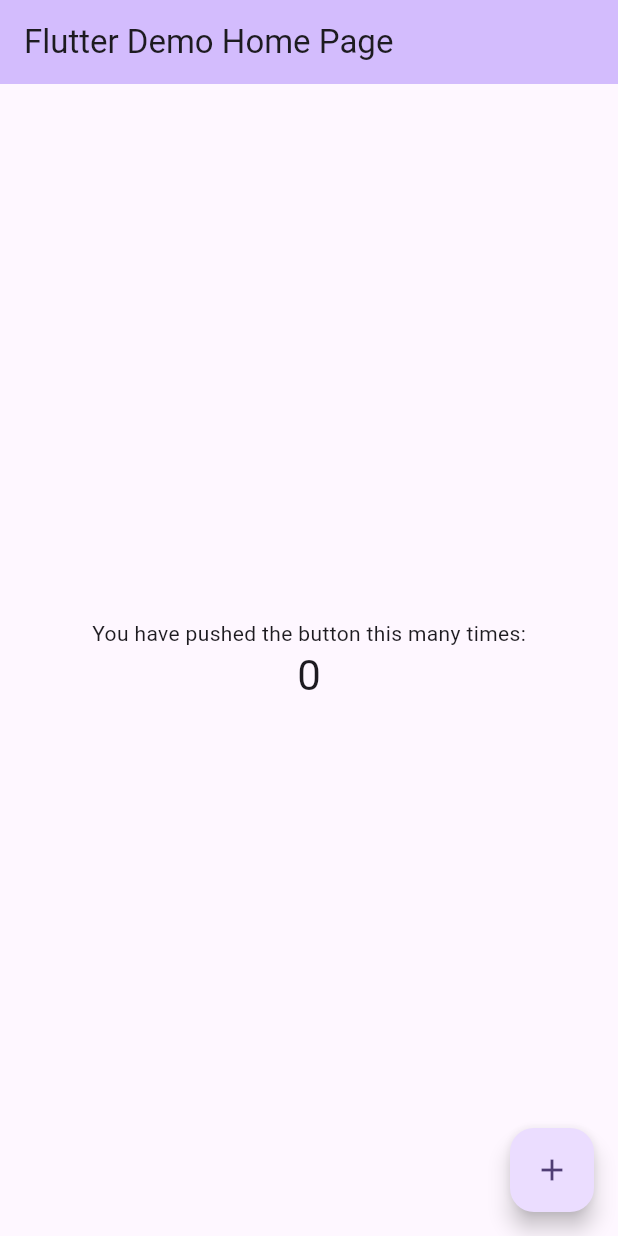
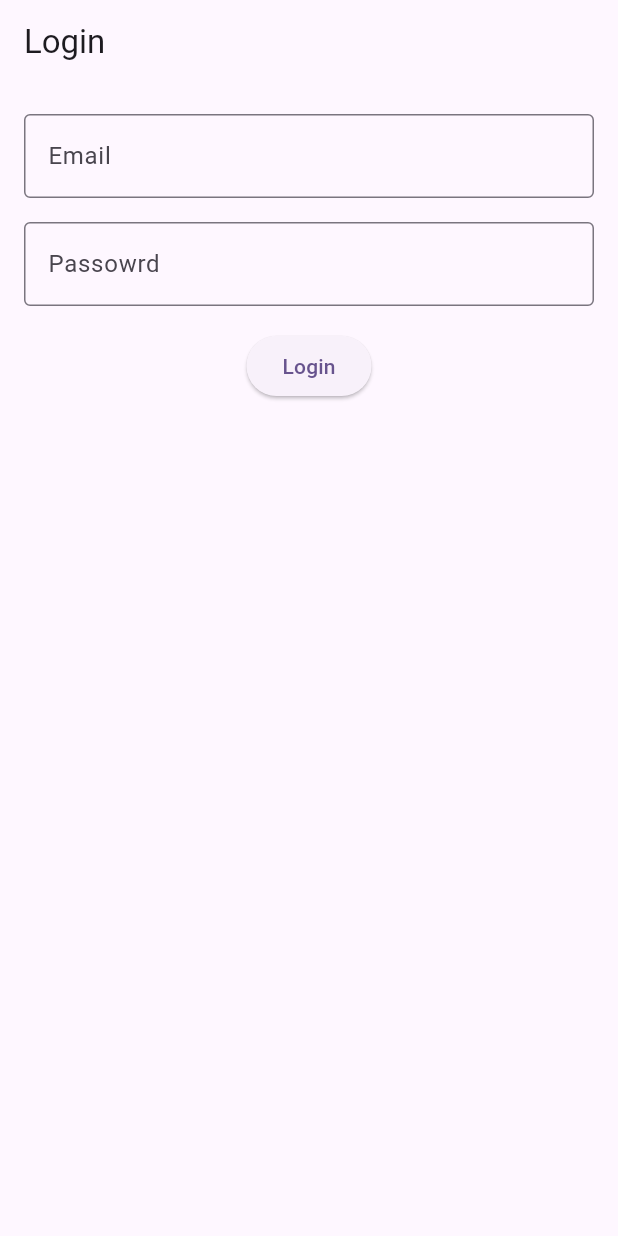
Before and after one commit to AmirulAiman/flutter_weekly, a Flutter app: the screen it shows after launch, on a phone screen of 412 x 824 dp. Run offline on Flutter 3.47's test engine with Material 3 defaults, Android fonts, the phone set to English and light mode, and no system bars; our stand-ins replace cloud_firestore, firebase_auth, firebase_core, get; accounts and stored records are empty.

Commit message:
feat: add auth

```diff
--- /dev/null
+++ b/lib/app/routes/app_pages.dart
@@ -0,0 +1,13 @@
+import 'package:get/get.dart';
+import 'package:weekly/app/routes/app_routes.dart';
+import 'package:weekly/features/auth/bindings/auth_bindings.dart';
+import 'package:weekly/features/auth/views/login_view.dart';
+import 'package:weekly/features/auth/views/register_view.dart';
+
+class AppPages {
+  static final routes = [
+    GetPage(name: AppRoutes.login, page: () => const LoginView(), binding: AuthBindings()),
+    GetPage(name: AppRoutes.register, page: () => const RegisterView(), binding: AuthBindings()),
+    //  TODO: Add Homepage here
+  ];
+}
--- /dev/null
+++ b/lib/app/routes/app_routes.dart
@@ -0,0 +1,5 @@
+abstract class AppRoutes {
+  static const login = '/login';
+  static const register = '/register';
+  static const home = '/home';
+}
--- /dev/null
+++ b/lib/features/auth/controllers/auth_controller.dart
@@ -0,0 +1,58 @@
+import 'package:firebase_auth/firebase_auth.dart';
+import 'package:flutter/material.dart';
+import 'package:get/get.dart';
+import 'package:weekly/app/routes/app_routes.dart';
+import 'package:weekly/features/auth/repositories/auth_repository.dart';
+
+class AuthController extends GetxController {
+  final AuthRepository repository;
+  AuthController(this.repository);
+
+  final emailCtrl = TextEditingController();
+  final passwordCtrl = TextEditingController();
+
+  final isLoading = false.obs;
+  final obscurePassword = true.obs;
+
+  @override
+  void onInit() {
+    repository.authStateChanges().listen((user) {
+      if (user != null) {
+        Get.offAllNamed(AppRoutes.home);
+      } else {
+        Get.offAllNamed(AppRoutes.login);
+      }
+    });
+    super.onInit();
+  }
+
+  Future<void> login() async {
+    try {
+      isLoading(true);
+      final email = emailCtrl.text;
+      final password = passwordCtrl.text;
+      await repository.login(email, password);
+    } on FirebaseAuthException catch (e) {
+      Get.snackbar('Login Failed', e.message ?? 'Unknown Error');
+    } finally {
+      isLoading(false);
+    }
+  }
+
+  Future<void> register() async {
+    try {
+      isLoading(true);
+      final email = emailCtrl.text;
+      final password = passwordCtrl.text;
+      await repository.register(email, password);
+    } on FirebaseAuthException catch (e) {
+      Get.snackbar('Register Failed', e.message ?? 'Unknown Error');
+    } finally {
+      isLoading(false);
+    }
+  }
+
+  Future<void> logout() async {
+    await repository.logout();
+  }
+}
--- /dev/null
+++ b/lib/features/auth/repositories/auth_repository.dart
@@ -0,0 +1,22 @@
+import 'package:firebase_auth/firebase_auth.dart';
+
+class AuthRepository {
+  final FirebaseAuth _auth = FirebaseAuth.instance;
+  User? get currentUser => _auth.currentUser;
+
+  Stream<User?> authStateChanges() {
+    return _auth.authStateChanges();
+  }
+
+  Future<UserCredential> login(String email, String password) {
+    return _auth.signInWithEmailAndPassword(email: email, password: password);
+  }
+
+  Future<UserCredential> register(String email, String password) {
+    return _auth.createUserWithEmailAndPassword(email: email, password: password);
+  }
+
+  Future<void> logout() {
+    return _auth.signOut();
+  }
+}
--- /dev/null
+++ b/lib/features/auth/views/login_view.dart
@@ -0,0 +1,40 @@
+import 'package:flutter/material.dart';
+import 'package:get/get.dart';
+import 'package:weekly/features/auth/controllers/auth_controller.dart';
+import 'package:weekly/features/auth/widgets/auth_text_field.dart';
+
+class LoginView extends GetView<AuthController> {
+  const LoginView({super.key});
+
+  @override
+  Widget build(BuildContext context) {
+    return Scaffold(
+      appBar: AppBar(title: Text('Login')),
+      body: Padding(
+        padding: EdgeInsets.fromLTRB(16, 20, 16, 10),
+        child: Column(
+          children: [
+            AuthTextField(controller: controller.emailCtrl, label: 'Email'),
+            SizedBox(height: 16),
+            Obx(
+              () => AuthTextField(
+                controller: controller.emailCtrl,
+                label: 'Passowrd',
+                isObscure: controller.obscurePassword.value,
+              ),
+            ),
+            SizedBox(height: 16),
+            Obx(
+              () => ElevatedButton(
+                onPressed: controller.isLoading.value ? null : controller.login,
+                child: controller.isLoading.value
+                    ? const CircularProgressIndicator()
+                    : const Text('Login'),
+              ),
+            ),
+          ],
+        ),
+      ),
+    );
+  }
+}
--- /dev/null
+++ b/lib/features/auth/widgets/auth_text_field.dart
@@ -0,0 +1,23 @@
+import 'package:flutter/material.dart';
+
+class AuthTextField extends StatelessWidget {
+  final TextEditingController controller;
+  final bool isObscure;
+  final String label;
+
+  const AuthTextField({
+    super.key,
+    required this.controller,
+    required this.label,
+    this.isObscure = false,
+  });
+
+  @override
+  Widget build(BuildContext context) {
+    return TextField(
+      controller: controller,
+      obscureText: isObscure,
+      decoration: InputDecoration(labelText: label, border: const OutlineInputBorder()),
+    );
+  }
+}
--- a/lib/main.dart
+++ b/lib/main.dart
@@ -1,6 +1,14 @@
+import 'package:firebase_auth/firebase_auth.dart';
+import 'package:firebase_core/firebase_core.dart';
 import 'package:flutter/material.dart';
+import 'package:get/get.dart';
+import 'package:weekly/app/routes/app_pages.dart';
+import 'package:weekly/app/routes/app_routes.dart';
+import 'package:weekly/firebase_options.dart';
 
-void main() {
+void main() async {
+  WidgetsFlutterBinding.ensureInitialized();
+  await Firebase.initializeApp(options: DefaultFirebaseOptions.currentPlatform);
   runApp(const MyApp());
 }
 
@@ -10,26 +18,13 @@ class MyApp extends StatelessWidget {
   // This widget is the root of your application.
   @override
   Widget build(BuildContext context) {
-    return MaterialApp(
-      title: 'Flutter Demo',
-      theme: ThemeData(
-        // This is the theme of your application.
-        //
-        // TRY THIS: Try running your application with "flutter run". You'll see
-        // the application has a purple toolbar. Then, without quitting the app,
-        // try changing the seedColor in the colorScheme below to Colors.green
-        // and then invoke "hot reload" (save your changes or press the "hot
-        // reload" button in a Flutter-supported IDE, or press "r" if you used
-        // the command line to start the app).
-        //
-        // Notice that the counter didn't reset back to zero; the application
-        // state is not lost during the reload. To reset the state, use hot
-        // restart instead.
-        //
-        // This works for code too, not just values: Most code changes can be
-        // tested with just a hot reload.
-        colorScheme: .fromSeed(seedColor: Colors.deepPurple),
-      ),
+    final auth = FirebaseAuth.instance.currentUser;
+    return GetMaterialApp(
+      debugShowCheckedModeBanner: false,
+      title: 'Weekly',
+      getPages: AppPages.routes,
+      initialRoute: auth == null ? AppRoutes.login : null, // TODO: Add home page here
+      theme: ThemeData(colorScheme: .fromSeed(seedColor: Colors.deepPurple)),
       home: const MyHomePage(title: 'Flutter Demo Home Page'),
     );
   }
@@ -105,10 +100,7 @@ class _MyHomePageState extends State<MyHomePage> {
           mainAxisAlignment: .center,
           children: [
             const Text('You have pushed the button this many times:'),
-            Text(
-              '$_counter',
-              style: Theme.of(context).textTheme.headlineMedium,
-            ),
+            Text('$_counter', style: Theme.of(context).textTheme.headlineMedium),
           ],
         ),
       ),
```
Also changed, not shown: lib/app/routes/auth_middleware.dart (added, +15 -0 lines), lib/features/auth/bindings/auth_bindings.dart (added, +11 -0 lines), lib/features/auth/views/register_view.dart (added, +38 -0 lines).
